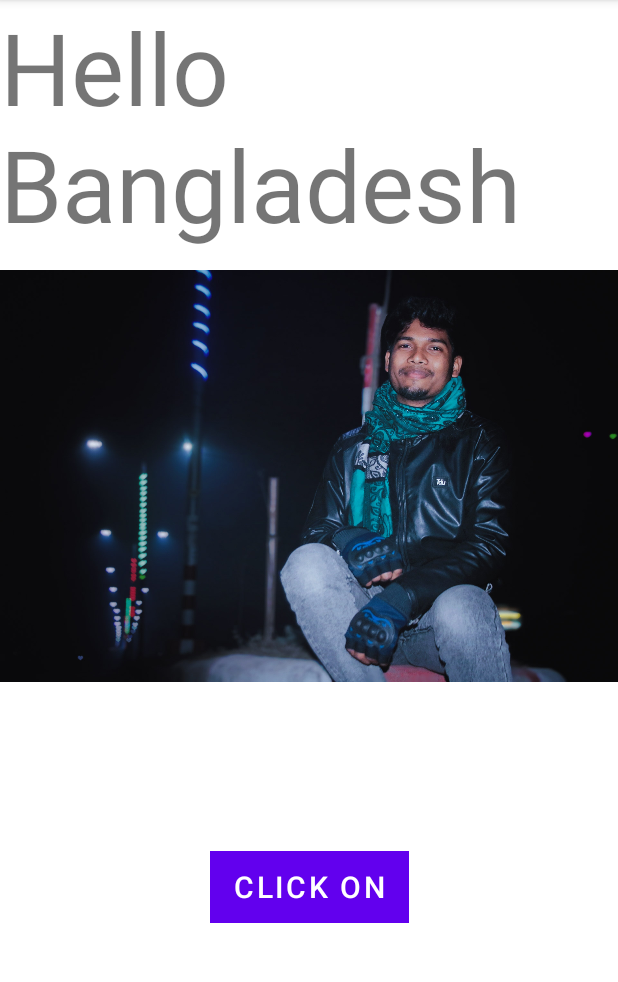
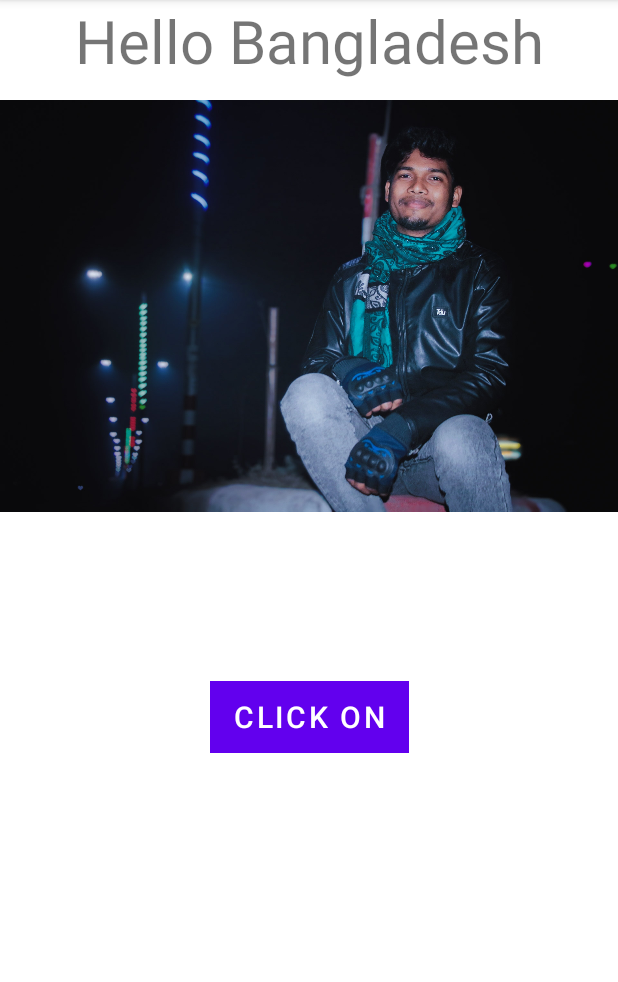
Before and after one commit to Bayezid13/try-init, an Android app: the screen it shows after launch (MainActivity), on a phone screen of 412 x 824 dp, the part 84-1066 px from its top. Run offline under Robolectric (Android 15) with nearby library versions, the phone set to English and light mode, and no system bars.

Commit message:
Update activity_main.xml

```diff
--- a/app/src/main/res/layout/activity_main.xml
+++ b/app/src/main/res/layout/activity_main.xml
@@ -26,7 +26,7 @@
           app:layout_constraintTop_toTopOf="parent"
           app:layout_constraintEnd_toEndOf="parent"
           android:text="Hello Bangladesh"
-          android:textSize="100px"
+          android:textSize="40dp"
           android:layout_gravity="center_horizontal"
 
           >
```
